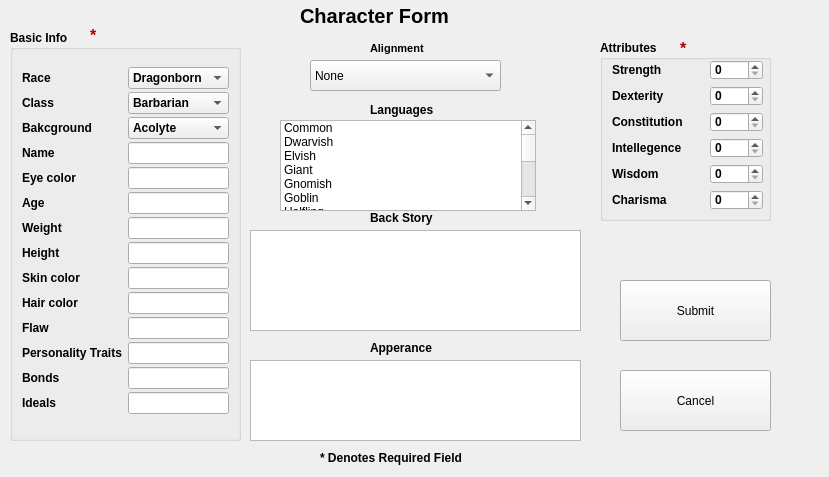
ericmullally/dnd_tracker, file forms/ui_forms/create_char_form.ui: the form before one commit.
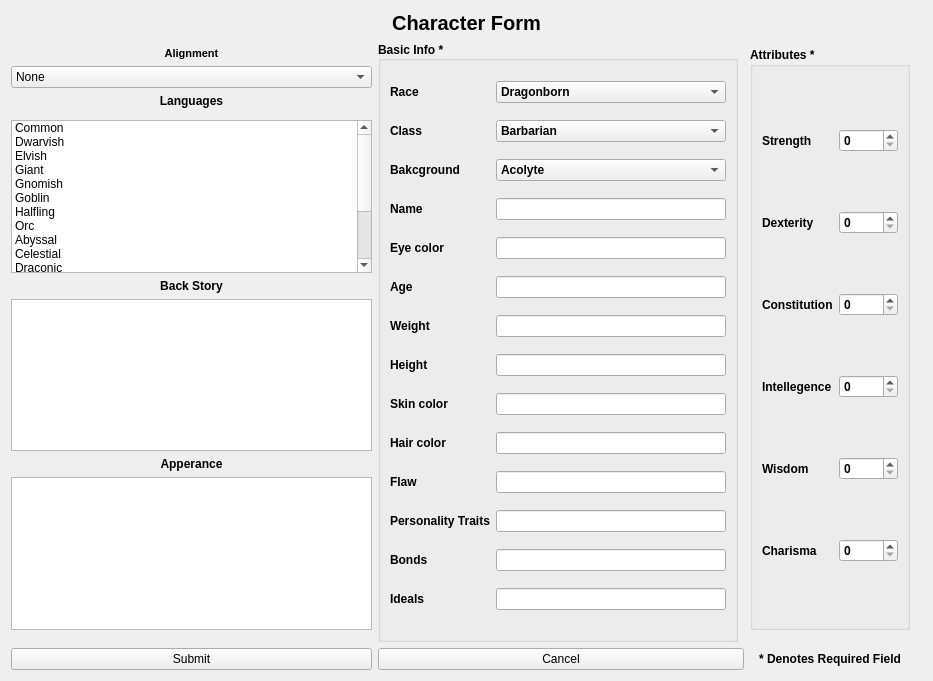
The form after the commit.

Commit message: rearanged the main page and create character page

Patch:
```diff
--- a/forms/ui_forms/create_char_form.ui
+++ b/forms/ui_forms/create_char_form.ui
@@ -6,22 +6,16 @@
    <rect>
     <x>0</x>
     <y>0</y>
-    <width>829</width>
-    <height>477</height>
+    <width>933</width>
+    <height>681</height>
    </rect>
   </property>
   <property name="windowTitle">
    <string>Form</string>
   </property>
+  <layout class="QGridLayout" name="gridLayout">
+   <item row="0" column="0" rowspan="4" colspan="6">
   <widget class="QLabel" name="char_form_title">
-   <property name="geometry">
-    <rect>
-     <x>300</x>
-     <y>0</y>
-     <width>231</width>
-     <height>31</height>
-    </rect>
-   </property>
    <property name="font">
     <font>
      <pointsize>15</pointsize>
@@ -32,46 +26,13 @@
    <property name="text">
     <string>Character Form</string>
    </property>
-  </widget>
-  <widget class="QLabel" name="denotes_req_field_label">
-   <property name="geometry">
-    <rect>
-     <x>320</x>
-     <y>450</y>
-     <width>231</width>
-     <height>16</height>
-    </rect>
-   </property>
-   <property name="font">
-    <font>
-     <pointsize>9</pointsize>
-     <weight>75</weight>
-     <bold>true</bold>
-    </font>
-   </property>
-   <property name="text">
-    <string>* Denotes Required Field</string>
-   </property>
-  </widget>
-  <widget class="QPlainTextEdit" name="backstory_text_val">
-   <property name="geometry">
-    <rect>
-     <x>250</x>
-     <y>230</y>
-     <width>331</width>
-     <height>101</height>
-    </rect>
-   </property>
-  </widget>
+     <property name="alignment">
+      <set>Qt::AlignCenter</set>
+     </property>
+    </widget>
+   </item>
+   <item row="10" column="0">
   <widget class="QLabel" name="back_strory_label">
-   <property name="geometry">
-    <rect>
-     <x>370</x>
-     <y>210</y>
-     <width>91</width>
-     <height>16</height>
-    </rect>
-   </property>
    <property name="font">
     <font>
      <weight>75</weight>
@@ -81,26 +42,16 @@
    <property name="text">
     <string>Back Story</string>
    </property>
-  </widget>
-  <widget class="QPlainTextEdit" name="apperance_text_val">
-   <property name="geometry">
-    <rect>
-     <x>250</x>
-     <y>360</y>
-     <width>331</width>
-     <height>81</height>
-    </rect>
-   </property>
-  </widget>
+     <property name="alignment">
+      <set>Qt::AlignCenter</set>
+     </property>
+    </widget>
+   </item>
+   <item row="13" column="0">
+    <widget class="QPlainTextEdit" name="apperance_text_val"/>
+   </item>
+   <item row="12" column="0">
   <widget class="QLabel" name="apperance_label">
-   <property name="geometry">
-    <rect>
-     <x>370</x>
-     <y>340</y>
-     <width>101</width>
-     <height>16</height>
-    </rect>
-   </property>
    <property name="font">
     <font>
      <weight>75</weight>
@@ -110,42 +61,305 @@
    <property name="text">
     <string>Apperance</string>
    </property>
-  </widget>
-  <widget class="QPushButton" name="submit_button">
-   <property name="geometry">
-    <rect>
-     <x>620</x>
-     <y>280</y>
-     <width>151</width>
-     <height>61</height>
-    </rect>
-   </property>
+     <property name="alignment">
+      <set>Qt::AlignCenter</set>
+     </property>
+    </widget>
+   </item>
+   <item row="5" column="3" rowspan="9">
+    <widget class="QGroupBox" name="attribute_groupbox">
+     <property name="minimumSize">
+      <size>
+       <width>160</width>
+       <height>0</height>
+      </size>
+     </property>
+     <property name="font">
+      <font>
+       <weight>75</weight>
+       <bold>true</bold>
+      </font>
+     </property>
+     <property name="title">
+      <string>Attributes *</string>
+     </property>
+     <layout class="QGridLayout" name="gridLayout_2">
+      <item row="8" column="2">
+       <widget class="QSpinBox" name="charisma"/>
+      </item>
+      <item row="8" column="1">
+       <widget class="QLabel" name="cha_label">
    <property name="text">
-    <string>Submit</string>
-   </property>
-  </widget>
+         <string>Charisma</string>
+        </property>
+       </widget>
+      </item>
+      <item row="7" column="1">
+       <widget class="QLabel" name="wis_label">
+        <property name="text">
+         <string>Wisdom</string>
+        </property>
+       </widget>
+      </item>
+      <item row="4" column="2">
+       <widget class="QSpinBox" name="dexterity"/>
+      </item>
+      <item row="1" column="1">
+       <widget class="QLabel" name="str_label">
+        <property name="text">
+         <string>Strength</string>
+        </property>
+       </widget>
+      </item>
+      <item row="5" column="2">
+       <widget class="QSpinBox" name="constitution"/>
+      </item>
+      <item row="1" column="2">
+       <widget class="QSpinBox" name="strength"/>
+      </item>
+      <item row="5" column="1">
+       <widget class="QLabel" name="con_label">
+        <property name="text">
+         <string>Constitution</string>
+        </property>
+       </widget>
+      </item>
+      <item row="7" column="2">
+       <widget class="QSpinBox" name="wisdom"/>
+      </item>
+      <item row="4" column="1">
+       <widget class="QLabel" name="dex_label">
+        <property name="text">
+         <string>Dexterity</string>
+        </property>
+       </widget>
+      </item>
+      <item row="6" column="2">
+       <widget class="QSpinBox" name="intellegence"/>
+      </item>
+      <item row="6" column="1">
+       <widget class="QLabel" name="int_label">
+        <property name="text">
+         <string>Intellegence</string>
+        </property>
+       </widget>
+      </item>
+     </layout>
+    </widget>
+   </item>
+   <item row="11" column="0">
+    <widget class="QPlainTextEdit" name="backstory_text_val"/>
+   </item>
+   <item row="5" column="0">
+    <widget class="QLabel" name="alignment_label">
+     <property name="font">
+      <font>
+       <pointsize>8</pointsize>
+       <weight>75</weight>
+       <bold>true</bold>
+      </font>
+     </property>
+     <property name="text">
+      <string>Alignment</string>
+     </property>
+     <property name="alignment">
+      <set>Qt::AlignCenter</set>
+     </property>
+    </widget>
+   </item>
+   <item row="7" column="0">
+    <widget class="QLabel" name="languages_label">
+     <property name="font">
+      <font>
+       <weight>75</weight>
+       <bold>true</bold>
+      </font>
+     </property>
+     <property name="whatsThis">
+      <string/>
+     </property>
+     <property name="text">
+      <string>Languages</string>
+     </property>
+     <property name="alignment">
+      <set>Qt::AlignCenter</set>
+     </property>
+    </widget>
+   </item>
+   <item row="6" column="0">
+    <widget class="QComboBox" name="alignment_box">
+     <item>
+      <property name="text">
+       <string>None</string>
+      </property>
+     </item>
+     <item>
+      <property name="text">
+       <string>Lawful Good</string>
+      </property>
+     </item>
+     <item>
+      <property name="text">
+       <string>Neutral Good</string>
+      </property>
+     </item>
+     <item>
+      <property name="text">
+       <string>Chaotic Good</string>
+      </property>
+     </item>
+     <item>
+      <property name="text">
+       <string>Lawful Neutral</string>
+      </property>
+     </item>
+     <item>
+      <property name="text">
+       <string>Neutral</string>
+      </property>
+     </item>
+     <item>
+      <property name="text">
+       <string>Chaotic Neutral</string>
+      </property>
+     </item>
+     <item>
+      <property name="text">
+       <string>Lawful Evil</string>
+      </property>
+     </item>
+     <item>
+      <property name="text">
+       <string>Neutral Evil</string>
+      </property>
+     </item>
+     <item>
+      <property name="text">
+       <string>Chaotic Evil</string>
+      </property>
+     </item>
+    </widget>
+   </item>
+   <item row="9" column="0">
+    <widget class="QListWidget" name="language_list">
+     <property name="selectionMode">
+      <enum>QAbstractItemView::MultiSelection</enum>
+     </property>
+     <item>
+      <property name="text">
+       <string>Common</string>
+      </property>
+     </item>
+     <item>
+      <property name="text">
+       <string>Dwarvish</string>
+      </property>
+     </item>
+     <item>
+      <property name="text">
+       <string>Elvish</string>
+      </property>
+     </item>
+     <item>
+      <property name="text">
+       <string>Giant</string>
+      </property>
+     </item>
+     <item>
+      <property name="text">
+       <string>Gnomish</string>
+      </property>
+     </item>
+     <item>
+      <property name="text">
+       <string>Goblin</string>
+      </property>
+     </item>
+     <item>
+      <property name="text">
+       <string>Halfling</string>
+      </property>
+     </item>
+     <item>
+      <property name="text">
+       <string>Orc</string>
+      </property>
+     </item>
+     <item>
+      <property name="text">
+       <string>Abyssal</string>
+      </property>
+     </item>
+     <item>
+      <property name="text">
+       <string>Celestial</string>
+      </property>
+     </item>
+     <item>
+      <property name="text">
+       <string>Draconic</string>
+      </property>
+     </item>
+     <item>
+      <property name="text">
+       <string>Deep Speech</string>
+      </property>
+     </item>
+     <item>
+      <property name="text">
+       <string>Infernal</string>
+      </property>
+     </item>
+     <item>
+      <property name="text">
+       <string>Primordial</string>
+      </property>
+     </item>
+     <item>
+      <property name="text">
+       <string>Sylvan</string>
+      </property>
+     </item>
+     <item>
+      <property name="text">
+       <string>Undercommon</string>
+      </property>
+     </item>
+    </widget>
+   </item>
+   <item row="16" column="1" colspan="2">
   <widget class="QPushButton" name="cancel_button">
-   <property name="geometry">
-    <rect>
-     <x>620</x>
-     <y>370</y>
-     <width>151</width>
-     <height>61</height>
-    </rect>
-   </property>
    <property name="text">
     <string>Cancel</string>
    </property>
   </widget>
+   </item>
+   <item row="16" column="0">
+    <widget class="QPushButton" name="submit_button">
+     <property name="text">
+      <string>Submit</string>
+     </property>
+    </widget>
+   </item>
+   <item row="16" column="3">
+    <widget class="QLabel" name="denotes_req_field_label">
+     <property name="font">
+      <font>
+       <pointsize>9</pointsize>
+       <weight>75</weight>
+       <bold>true</bold>
+      </font>
+     </property>
+     <property name="text">
+      <string>* Denotes Required Field</string>
+     </property>
+     <property name="alignment">
+      <set>Qt::AlignCenter</set>
+     </property>
+    </widget>
+   </item>
+   <item row="4" column="1" rowspan="12">
   <widget class="QGroupBox" name="basic_info_groupbox">
-   <property name="geometry">
-    <rect>
-     <x>10</x>
-     <y>30</y>
-     <width>231</width>
-     <height>411</height>
-    </rect>
-   </property>
    <property name="font">
     <font>
      <weight>75</weight>
@@ -153,156 +367,20 @@
     </font>
    </property>
    <property name="title">
-    <string>Basic Info</string>
-   </property>
-   <layout class="QFormLayout" name="formLayout">
-    <property name="sizeConstraint">
-     <enum>QLayout::SetMaximumSize</enum>
-    </property>
-    <property name="horizontalSpacing">
-     <number>6</number>
-    </property>
-    <property name="verticalSpacing">
-     <number>3</number>
-    </property>
-    <property name="topMargin">
-     <number>17</number>
-    </property>
-    <property name="bottomMargin">
-     <number>9</number>
-    </property>
-    <item row="9" column="0">
-     <widget class="QLabel" name="eye_label">
-      <property name="text">
-       <string>Eye color</string>
-      </property>
-     </widget>
-    </item>
-    <item row="9" column="1">
-     <widget class="QLineEdit" name="eye_val"/>
-    </item>
-    <item row="11" column="0">
-     <widget class="QLabel" name="age_label">
-      <property name="text">
-       <string>Age</string>
-      </property>
-     </widget>
-    </item>
-    <item row="11" column="1">
-     <widget class="QLineEdit" name="age_val"/>
-    </item>
-    <item row="13" column="0">
-     <widget class="QLabel" name="weight_label">
-      <property name="text">
-       <string>Weight</string>
-      </property>
-     </widget>
-    </item>
-    <item row="13" column="1">
-     <widget class="QLineEdit" name="weight_val"/>
-    </item>
-    <item row="15" column="0">
-     <widget class="QLabel" name="Height_label">
-      <property name="text">
-       <string>Height</string>
-      </property>
-     </widget>
-    </item>
-    <item row="15" column="1">
-     <widget class="QLineEdit" name="height_val"/>
-    </item>
-    <item row="17" column="0">
-     <widget class="QLabel" name="skin_label">
-      <property name="text">
-       <string>Skin color</string>
-      </property>
-     </widget>
-    </item>
-    <item row="17" column="1">
-     <widget class="QLineEdit" name="skin_val"/>
-    </item>
-    <item row="19" column="0">
-     <widget class="QLabel" name="hair_label">
-      <property name="text">
-       <string>Hair color</string>
-      </property>
-     </widget>
-    </item>
-    <item row="19" column="1">
-     <widget class="QLineEdit" name="hair_val"/>
-    </item>
-    <item row="21" column="0">
-     <widget class="QLabel" name="Flaw_label">
-      <property name="text">
-       <string>Flaw</string>
-      </property>
-     </widget>
-    </item>
-    <item row="21" column="1">
-     <widget class="QLineEdit" name="flaw_val"/>
-    </item>
-    <item row="23" column="0">
-     <widget class="QLabel" name="personality_trait_label">
-      <property name="text">
-       <string>Personality Traits</string>
-      </property>
-     </widget>
-    </item>
-    <item row="23" column="1">
-     <widget class="QLineEdit" name="personality_val"/>
-    </item>
-    <item row="25" column="0">
-     <widget class="QLabel" name="bonds_label">
-      <property name="text">
-       <string>Bonds</string>
-      </property>
-     </widget>
-    </item>
-    <item row="25" column="1">
-     <widget class="QLineEdit" name="bonds_val"/>
-    </item>
-    <item row="27" column="0">
-     <widget class="QLabel" name="ideals_label">
-      <property name="text">
-       <string>Ideals</string>
-      </property>
-     </widget>
-    </item>
-    <item row="27" column="1">
-     <widget class="QLineEdit" name="ideals_val"/>
-    </item>
-    <item row="1" column="0">
+      <string>Basic Info *</string>
+     </property>
+     <property name="alignment">
+      <set>Qt::AlignLeading|Qt::AlignLeft|Qt::AlignVCenter</set>
+     </property>
+     <layout class="QGridLayout" name="gridLayout_3">
+      <item row="0" column="0">
      <widget class="QLabel" name="race_label">
       <property name="text">
        <string>Race</string>
       </property>
      </widget>
     </item>
-    <item row="3" column="0">
-     <widget class="QLabel" name="class_label">
-      <property name="text">
-       <string>Class</string>
-      </property>
-     </widget>
-    </item>
-    <item row="5" column="0">
-     <widget class="QLabel" name="background_label">
-      <property name="text">
-       <string>Bakcground</string>
-      </property>
-     </widget>
-    </item>
-    <item row="7" column="1">
-     <widget class="QLineEdit" name="name_val"/>
-    </item>
-    <item row="7" column="0">
-     <widget class="QLabel" name="name_label">
-      <property name="text">
-       <string>Name</string>
-      </property>
-     </widget>
-    </item>
-    <item row="1" column="1">
+      <item row="0" column="1">
      <widget class="QComboBox" name="race_box">
       <item>
        <property name="text">
@@ -351,7 +429,14 @@
       </item>
      </widget>
     </item>
-    <item row="3" column="1">
+      <item row="1" column="0">
+       <widget class="QLabel" name="class_label">
+        <property name="text">
+         <string>Class</string>
+        </property>
+       </widget>
+      </item>
+      <item row="1" column="1">
      <widget class="QComboBox" name="class_box">
       <item>
        <property name="text">
@@ -415,7 +500,14 @@
       </item>
      </widget>
     </item>
-    <item row="5" column="1">
+      <item row="2" column="0">
+       <widget class="QLabel" name="background_label">
+        <property name="text">
+         <string>Bakcground</string>
+        </property>
+       </widget>
+      </item>
+      <item row="2" column="1">
      <widget class="QComboBox" name="background_box">
       <item>
        <property name="text">
@@ -484,555 +576,120 @@
       </item>
      </widget>
     </item>
-   </layout>
-  </widget>
-  <widget class="QGroupBox" name="attribute_groupbox">
-   <property name="geometry">
-    <rect>
-     <x>600</x>
-     <y>40</y>
-     <width>171</width>
-     <height>181</height>
-    </rect>
-   </property>
-   <property name="font">
-    <font>
-     <weight>75</weight>
-     <bold>true</bold>
-    </font>
-   </property>
-   <property name="title">
-    <string>Attributes</string>
-   </property>
-   <widget class="QLabel" name="required_astric_2">
-    <property name="geometry">
-     <rect>
-      <x>80</x>
-      <y>0</y>
-      <width>16</width>
-      <height>16</height>
-     </rect>
-    </property>
-    <property name="palette">
-     <palette>
-      <active>
-       <colorrole role="WindowText">
-        <brush brushstyle="SolidPattern">
-         <color alpha="255">
-          <red>170</red>
-          <green>0</green>
-          <blue>0</blue>
-         </color>
-        </brush>
-       </colorrole>
-      </active>
-      <inactive>
-       <colorrole role="WindowText">
-        <brush brushstyle="SolidPattern">
-         <color alpha="255">
-          <red>170</red>
-          <green>0</green>
-          <blue>0</blue>
-         </color>
-        </brush>
-       </colorrole>
-      </inactive>
-      <disabled>
-       <colorrole role="WindowText">
-        <brush brushstyle="SolidPattern">
-         <color alpha="255">
-          <red>120</red>
-          <green>120</green>
-          <blue>120</blue>
-         </color>
-        </brush>
-       </colorrole>
-      </disabled>
-     </palette>
-    </property>
-    <property name="font">
-     <font>
-      <pointsize>12</pointsize>
-      <weight>75</weight>
-      <bold>true</bold>
-     </font>
-    </property>
+      <item row="3" column="0">
+       <widget class="QLabel" name="name_label">
     <property name="text">
-     <string>*</string>
-    </property>
-   </widget>
-   <widget class="QSpinBox" name="charisma">
-    <property name="geometry">
-     <rect>
-      <x>110</x>
-      <y>150</y>
-      <width>53</width>
-      <height>20</height>
-     </rect>
-    </property>
-   </widget>
-   <widget class="QLabel" name="str_label">
-    <property name="geometry">
-     <rect>
-      <x>12</x>
-      <y>20</y>
-      <width>71</width>
-      <height>20</height>
-     </rect>
-    </property>
-    <property name="text">
-     <string>Strength</string>
-    </property>
-   </widget>
-   <widget class="QSpinBox" name="dexterity">
-    <property name="geometry">
-     <rect>
-      <x>110</x>
-      <y>46</y>
-      <width>53</width>
-      <height>20</height>
-     </rect>
-    </property>
-   </widget>
-   <widget class="QSpinBox" name="wisdom">
-    <property name="geometry">
-     <rect>
-      <x>110</x>
-      <y>124</y>
-      <width>53</width>
-      <height>20</height>
-     </rect>
-    </property>
-   </widget>
-   <widget class="QLabel" name="cha_label">
-    <property name="geometry">
-     <rect>
-      <x>12</x>
-      <y>150</y>
-      <width>81</width>
-      <height>20</height>
-     </rect>
-    </property>
-    <property name="text">
-     <string>Charisma</string>
-    </property>
-   </widget>
-   <widget class="QLabel" name="con_label">
-    <property name="geometry">
-     <rect>
-      <x>12</x>
-      <y>72</y>
-      <width>81</width>
-      <height>20</height>
-     </rect>
-    </property>
-    <property name="text">
-     <string>Constitution</string>
-    </property>
-   </widget>
-   <widget class="QLabel" name="int_label">
-    <property name="geometry">
-     <rect>
-      <x>12</x>
-      <y>98</y>
-      <width>91</width>
-      <height>20</height>
-     </rect>
-    </property>
-    <property name="text">
-     <string>Intellegence</string>
-    </property>
-   </widget>
-   <widget class="QSpinBox" name="strength">
-    <property name="geometry">
-     <rect>
-      <x>110</x>
-      <y>20</y>
-      <width>53</width>
-      <height>20</height>
-     </rect>
-    </property>
-   </widget>
-   <widget class="QLabel" name="wis_label">
-    <property name="geometry">
-     <rect>
-      <x>12</x>
-      <y>124</y>
-      <width>71</width>
-      <height>20</height>
-     </rect>
-    </property>
-    <property name="text">
-     <string>Wisdom</string>
-    </property>
-   </widget>
-   <widget class="QSpinBox" name="intellegence">
-    <property name="geometry">
-     <rect>
-      <x>110</x>
-      <y>98</y>
-      <width>53</width>
-      <height>20</height>
-     </rect>
-    </property>
-   </widget>
-   <widget class="QLabel" name="dex_label">
-    <property name="geometry">
-     <rect>
-      <x>12</x>
-      <y>46</y>
-      <width>81</width>
-      <height>20</height>
-     </rect>
-    </property>
-    <property name="text">
-     <string>Dexterity</string>
-    </property>
-   </widget>
-   <widget class="QSpinBox" name="constitution">
-    <property name="geometry">
-     <rect>
-      <x>110</x>
-      <y>72</y>
-      <width>53</width>
-      <height>20</height>
-     </rect>
-    </property>
-   </widget>
-  </widget>
-  <widget class="QComboBox" name="alignment_box">
-   <property name="geometry">
-    <rect>
-     <x>310</x>
-     <y>60</y>
-     <width>191</width>
-     <height>31</height>
-    </rect>
-   </property>
-   <item>
-    <property name="text">
-     <string>None</string>
-    </property>
-   </item>
-   <item>
-    <property name="text">
-     <string>Lawful Good</string>
-    </property>
-   </item>
-   <item>
+         <string>Name</string>
+        </property>
+       </widget>
+      </item>
+      <item row="3" column="1">
+       <widget class="QLineEdit" name="name_val"/>
+      </item>
+      <item row="4" column="0">
+       <widget class="QLabel" name="eye_label">
     <property name="text">
-     <string>Neutral Good</string>
-    </property>
-   </item>
-   <item>
-    <property name="text">
-     <string>Chaotic Good</string>
-    </property>
-   </item>
-   <item>
+         <string>Eye color</string>
+        </property>
+       </widget>
+      </item>
+      <item row="4" column="1">
+       <widget class="QLineEdit" name="eye_val"/>
+      </item>
+      <item row="5" column="0">
+       <widget class="QLabel" name="age_label">
     <property name="text">
-     <string>Lawful Neutral</string>
-    </property>
-   </item>
-   <item>
-    <property name="text">
-     <string>Neutral</string>
-    </property>
-   </item>
-   <item>
+         <string>Age</string>
+        </property>
+       </widget>
+      </item>
+      <item row="5" column="1">
+       <widget class="QLineEdit" name="age_val"/>
+      </item>
+      <item row="6" column="0">
+       <widget class="QLabel" name="weight_label">
     <property name="text">
-     <string>Chaotic Neutral</string>
-    </property>
-   </item>
-   <item>
-    <property name="text">
-     <string>Lawful Evil</string>
-    </property>
-   </item>
-   <item>
+         <string>Weight</string>
+        </property>
+       </widget>
+      </item>
+      <item row="6" column="1">
+       <widget class="QLineEdit" name="weight_val"/>
+      </item>
+      <item row="7" column="0">
+       <widget class="QLabel" name="Height_label">
     <property name="text">
-     <string>Neutral Evil</string>
-    </property>
-   </item>
-   <item>
-    <property name="text">
-     <string>Chaotic Evil</string>
-    </property>
-   </item>
-  </widget>
-  <widget class="QLabel" name="alignment_label">
-   <property name="geometry">
-    <rect>
-     <x>370</x>
-     <y>40</y>
-     <width>71</width>
-     <height>16</height>
-    </rect>
-   </property>
-   <property name="font">
-    <font>
-     <pointsize>8</pointsize>
-     <weight>75</weight>
-     <bold>true</bold>
-    </font>
-   </property>
+         <string>Height</string>
+        </property>
+       </widget>
+      </item>
+      <item row="7" column="1">
+       <widget class="QLineEdit" name="height_val"/>
+      </item>
+      <item row="8" column="0">
+       <widget class="QLabel" name="skin_label">
    <property name="text">
-    <string>Alignment</string>
-   </property>
-  </widget>
-  <widget class="QLabel" name="languages_label">
-   <property name="geometry">
-    <rect>
-     <x>370</x>
-     <y>100</y>
-     <width>101</width>
-     <height>20</height>
-    </rect>
-   </property>
-   <property name="font">
-    <font>
-     <weight>75</weight>
-     <bold>true</bold>
-    </font>
-   </property>
-   <property name="whatsThis">
-    <string/>
-   </property>
-   <property name="text">
-    <string>Languages</string>
-   </property>
-  </widget>
-  <widget class="QListWidget" name="language_list">
-   <property name="geometry">
-    <rect>
-     <x>280</x>
-     <y>120</y>
-     <width>256</width>
-     <height>91</height>
-    </rect>
-   </property>
-   <property name="selectionMode">
-    <enum>QAbstractItemView::MultiSelection</enum>
-   </property>
-   <item>
-    <property name="text">
-     <string>Common</string>
-    </property>
-   </item>
-   <item>
-    <property name="text">
-     <string>Dwarvish</string>
-    </property>
-   </item>
-   <item>
+         <string>Skin color</string>
+        </property>
+       </widget>
+      </item>
+      <item row="8" column="1">
+       <widget class="QLineEdit" name="skin_val"/>
+      </item>
+      <item row="9" column="0">
+       <widget class="QLabel" name="hair_label">
     <property name="text">
-     <string>Elvish</string>
-    </property>
-   </item>
-   <item>
-    <property name="text">
-     <string>Giant</string>
-    </property>
-   </item>
-   <item>
+         <string>Hair color</string>
+        </property>
+       </widget>
+      </item>
+      <item row="9" column="1">
+       <widget class="QLineEdit" name="hair_val"/>
+      </item>
+      <item row="10" column="0">
+       <widget class="QLabel" name="Flaw_label">
     <property name="text">
-     <string>Gnomish</string>
-    </property>
-   </item>
-   <item>
-    <property name="text">
-     <string>Goblin</string>
-    </property>
-   </item>
-   <item>
+         <string>Flaw</string>
+        </property>
+       </widget>
+      </item>
+      <item row="10" column="1">
+       <widget class="QLineEdit" name="flaw_val"/>
+      </item>
+      <item row="11" column="0">
+       <widget class="QLabel" name="personality_trait_label">
     <property name="text">
-     <string>Halfling</string>
-    </property>
-   </item>
-   <item>
-    <property name="text">
-     <string>Orc</string>
-    </property>
-   </item>
-   <item>
+         <string>Personality Traits</string>
+        </property>
+       </widget>
+      </item>
+      <item row="11" column="1">
+       <widget class="QLineEdit" name="personality_val"/>
+      </item>
+      <item row="12" column="0">
+       <widget class="QLabel" name="bonds_label">
     <property name="text">
-     <string>Abyssal</string>
-    </property>
-   </item>
-   <item>
-    <property name="text">
-     <string>Celestial</string>
-    </property>
-   </item>
-   <item>
+         <string>Bonds</string>
+        </property>
+       </widget>
+      </item>
+      <item row="12" column="1">
+       <widget class="QLineEdit" name="bonds_val"/>
+      </item>
+      <item row="13" column="0">
+       <widget class="QLabel" name="ideals_label">
     <property name="text">
-     <string>Draconic</string>
-    </property>
-   </item>
-   <item>
-    <property name="text">
-     <string>Deep Speech</string>
-    </property>
-   </item>
-   <item>
-    <property name="text">
-     <string>Infernal</string>
-    </property>
-   </item>
-   <item>
-    <property name="text">
-     <string>Primordial</string>
-    </property>
-   </item>
-   <item>
-    <property name="text">
-     <string>Sylvan</string>
-    </property>
-   </item>
-   <item>
-    <property name="text">
-     <string>Undercommon</string>
-    </property>
-   </item>
-  </widget>
-  <widget class="QLabel" name="required_astric_1">
-   <property name="geometry">
-    <rect>
-     <x>90</x>
-     <y>25</y>
-     <width>123</width>
-     <height>21</height>
-    </rect>
-   </property>
-   <property name="palette">
-    <palette>
-     <active>
-      <colorrole role="WindowText">
-       <brush brushstyle="SolidPattern">
-        <color alpha="255">
-         <red>170</red>
-         <green>0</green>
-         <blue>0</blue>
-        </color>
-       </brush>
-      </colorrole>
-      <colorrole role="Text">
-       <brush brushstyle="SolidPattern">
-        <color alpha="255">
-         <red>170</red>
-         <green>0</green>
-         <blue>0</blue>
-        </color>
-       </brush>
-      </colorrole>
-      <colorrole role="BrightText">
-       <brush brushstyle="SolidPattern">
-        <color alpha="255">
-         <red>170</red>
-         <green>0</green>
-         <blue>0</blue>
-        </color>
-       </brush>
-      </colorrole>
-      <colorrole role="PlaceholderText">
-       <brush brushstyle="SolidPattern">
-        <color alpha="128">
-         <red>170</red>
-         <green>0</green>
-         <blue>0</blue>
-        </color>
-       </brush>
-      </colorrole>
-     </active>
-     <inactive>
-      <colorrole role="WindowText">
-       <brush brushstyle="SolidPattern">
-        <color alpha="255">
-         <red>170</red>
-         <green>0</green>
-         <blue>0</blue>
-        </color>
-       </brush>
-      </colorrole>
-      <colorrole role="Text">
-       <brush brushstyle="SolidPattern">
-        <color alpha="255">
-         <red>170</red>
-         <green>0</green>
-         <blue>0</blue>
-        </color>
-       </brush>
-      </colorrole>
-      <colorrole role="BrightText">
-       <brush brushstyle="SolidPattern">
-        <color alpha="255">
-         <red>170</red>
-         <green>0</green>
-         <blue>0</blue>
-        </color>
-       </brush>
-      </colorrole>
-      <colorrole role="PlaceholderText">
-       <brush brushstyle="SolidPattern">
-        <color alpha="128">
-         <red>170</red>
-         <green>0</green>
-         <blue>0</blue>
-        </color>
-       </brush>
-      </colorrole>
-     </inactive>
-     <disabled>
-      <colorrole role="WindowText">
-       <brush brushstyle="SolidPattern">
-        <color alpha="255">
-         <red>120</red>
-         <green>120</green>
-         <blue>120</blue>
-        </color>
-       </brush>
-      </colorrole>
-      <colorrole role="Text">
-       <brush brushstyle="SolidPattern">
-        <color alpha="255">
-         <red>120</red>
-         <green>120</green>
-         <blue>120</blue>
-        </color>
-       </brush>
-      </colorrole>
-      <colorrole role="BrightText">
-       <brush brushstyle="SolidPattern">
-        <color alpha="255">
-         <red>170</red>
-         <green>0</green>
-         <blue>0</blue>
-        </color>
-       </brush>
-      </colorrole>
-      <colorrole role="PlaceholderText">
-       <brush brushstyle="SolidPattern">
-        <color alpha="128">
-         <red>0</red>
-         <green>0</green>
-         <blue>0</blue>
-        </color>
-       </brush>
-      </colorrole>
-     </disabled>
-    </palette>
-   </property>
-   <property name="font">
-    <font>
-     <pointsize>12</pointsize>
-     <weight>75</weight>
-     <bold>true</bold>
-    </font>
-   </property>
-   <property name="text">
-    <string>*</string>
-   </property>
-  </widget>
+         <string>Ideals</string>
+        </property>
+       </widget>
+      </item>
+      <item row="13" column="1">
+       <widget class="QLineEdit" name="ideals_val"/>
+      </item>
+     </layout>
+    </widget>
+   </item>
+  </layout>
  </widget>
  <resources/>
  <connections/>
```
Lines whose indentation alone changed are shown as unchanged. The commit also changes 40 other files.
